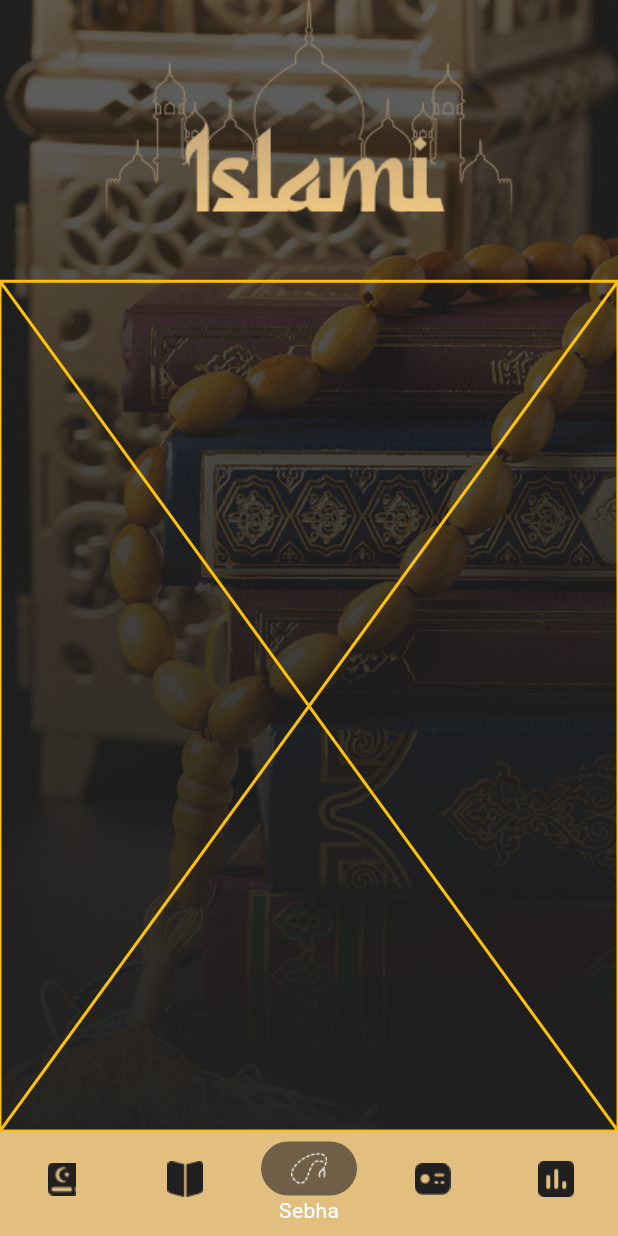
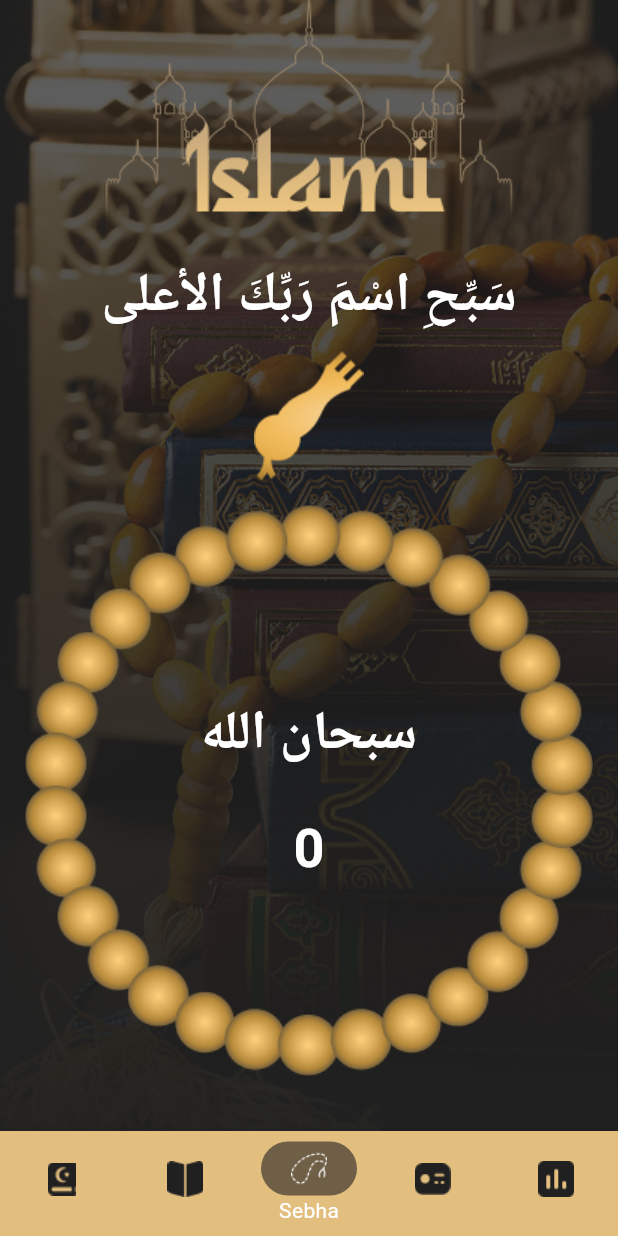
Before and after one commit to ShhabAlden/git_islami_app, a Flutter app: the HomeScreen screen opened by its route, item 3 of the bottom bar chosen, on a phone screen of 412 x 824 dp. Run offline on Flutter 3.47's test engine with Material 3 defaults, Android fonts, the phone set to English and light mode, and no system bars; our stand-ins replace carousel_slider, dots_indicator, google_fonts, introduction_screen, shared_preferences; accounts and stored records are empty.

Commit message:
+ finish sebha tab

```diff
--- /dev/null
+++ b/devtools_options.yaml
@@ -0,0 +1,3 @@
+description: This file stores settings for Dart & Flutter DevTools.
+documentation: https://docs.flutter.dev/tools/devtools/extensions#configure-extension-enablement-states
+extensions:
--- a/lib/UI/home/home_screen.dart
+++ b/lib/UI/home/home_screen.dart
@@ -2,9 +2,11 @@ import 'package:flutter/material.dart';
 import 'package:islami_app/UI/home/tabs/hadeth/hadeth_tab.dart';
 import 'package:islami_app/UI/home/tabs/quran/quran_tab.dart';
 import 'package:islami_app/UI/home/tabs/radio/radio_tab.dart';
+import 'package:islami_app/UI/home/tabs/sebha/sebha_provider.dart';
 import 'package:islami_app/UI/home/tabs/sebha/sebha_tab.dart';
 import 'package:islami_app/UI/home/tabs/time/time_tab.dart';
 import 'package:islami_app/UI/utils/app_assets.dart';
+import 'package:provider/provider.dart';
 
 import '../utils/app_colors.dart';
 
@@ -27,7 +29,8 @@ class _HomeScreenState extends State<HomeScreen> {
   List<Widget> tabsList = [
     QuranTab(),
     HadethTab(),
-    SebhaTab(),
+    ChangeNotifierProvider(create: (context) => SebhaProvider(),
+      child: SebhaTab(),),
     RadioTab(),
     TimeTab(),
   ];
@@ -53,14 +56,12 @@ class _HomeScreenState extends State<HomeScreen> {
             backgroundColor: AppColors.transparent,
             body: Column(
               // crossAxisAlignment: CrossAxisAlignment.stretch,
-              spacing: height * 0.02,
+              //spacing: height * 0.02,
               children: [
                 Image.asset(AppAssets.logo,),
                 Expanded(child:
                 tabsList[selectedIndex]
                 )
-
-
               ],
             ),
             bottomNavigationBar: BottomNavigationBar(
@@ -76,9 +77,7 @@ class _HomeScreenState extends State<HomeScreen> {
                 currentIndex: selectedIndex,
                 onTap: (index) {
                   selectedIndex = index;
-                  setState(() {
-
-                  });
+                  setState(() {});
                 },
 
                 items:
--- /dev/null
+++ b/lib/UI/home/tabs/sebha/sebha_provider.dart
@@ -0,0 +1,23 @@
+import 'package:flutter/material.dart';
+
+class SebhaProvider extends ChangeNotifier {
+  int counter = 0;
+  int tasbehIndex = 0;
+  List<String> tasbehList = ['سبحان الله', 'الحمد لله', 'الله اكبر'];
+
+  String get tasbehName => tasbehList[tasbehIndex];
+  int angle = 0;
+
+  void incrementCounter() {
+    counter++;
+    angle += 16;
+    if (counter == 33) {
+      counter = 0;
+      tasbehIndex++;
+      if (tasbehIndex == tasbehList.length) {
+        tasbehIndex = 0;
+      }
+    }
+    notifyListeners();
+  }
+}
--- a/lib/UI/home/tabs/sebha/sebha_tab.dart
+++ b/lib/UI/home/tabs/sebha/sebha_tab.dart
@@ -1,10 +1,67 @@
 import 'package:flutter/material.dart';
+import 'package:islami_app/UI/home/tabs/sebha/sebha_provider.dart';
+import 'package:islami_app/UI/utils/app_colors.dart';
+import 'package:provider/provider.dart';
+
+import '../../../utils/app_assets.dart';
+import '../quran/quran_tab.dart';
 
 class SebhaTab extends StatelessWidget {
   const SebhaTab({super.key});
 
   @override
   Widget build(BuildContext context) {
-    return const Placeholder(color: Colors.amber);
+    return Column(
+      crossAxisAlignment: CrossAxisAlignment.stretch,
+      children: [
+        Text(
+          "سَبِّحِ اسْمَ رَبِّكَ الأعلى",
+          style: QuranTab.bulidTextStyle(size: 36),
+          textAlign: TextAlign.center,
+        ),
+        const SizedBox(height: 10),
+        Expanded(
+          child: Column(
+            mainAxisAlignment: MainAxisAlignment.center,
+
+            children: [
+              Image.asset(AppAssets.headOfSeb7a),
+              Expanded(
+                  child: Transform.translate(offset: Offset(0, -10),
+                    child: Consumer<SebhaProvider>(
+                      builder: (BuildContext context, provider, Widget? child) {
+                        return
+                          GestureDetector(
+                            onTap: provider.incrementCounter,
+                            child: Stack(
+                              alignment: AlignmentGeometry.center,
+                              children: [
+                                Transform.rotate(
+                                    angle: provider.angle.toDouble(),
+                                    child: Image.asset(AppAssets.SebhaBody)),
+                                Column(
+                                  mainAxisSize: MainAxisSize.min,
+                                  spacing: 24,
+                                  children: [
+                                    Text(provider.tasbehName,
+                                        style: QuranTab.bulidTextStyle(
+                                            size: 36, color: AppColors.white)),
+                                    Text(provider.counter.toString(),
+                                        style: QuranTab.bulidTextStyle(
+                                            size: 36, color: AppColors.white)),
+                                  ],
+                                )
+                              ],
+                            ),
+                          );
+                      },
+                    ),
+                  )
+              ),
+            ],
+          ),
+        ),
+      ],
+    );
   }
 }
--- a/lib/UI/utils/app_assets.dart
+++ b/lib/UI/utils/app_assets.dart
@@ -1,4 +1,10 @@
 class AppAssets {
+  static String on1 = "assets/images/image1.png";
+  static String on2 = "assets/images/image2.png";
+  static String on3 = "assets/images/image3.png";
+  static String on4 = "assets/images/image4.png";
+  static String on5 = "assets/images/image5.png";
+
   static String background = "assets/images/Background.png";
   static String iconQuran = "assets/images/Quran.png";
   static String iconHadeth = "assets/images/ic_hadeth.png";
@@ -12,6 +18,9 @@ class AppAssets {
   static String SebhaBG = "assets/images/sebhaBG.png";
   static String TimeBG = "assets/images/timeBG.png";
   static String RadioBG = "assets/images/radioBG.png";
+
+  static String headOfSeb7a = "assets/images/headOfSeb7a.png";
+  static String SebhaBody = "assets/images/SebhaBody.png";
 
   static String logo = "assets/images/Logo.png";
   static String iconSerch = "assets/images/serchIcon.png";
--- a/lib/UI/utils/app_routes.dart
+++ b/lib/UI/utils/app_routes.dart
@@ -1,6 +1,8 @@
 class AppRoutes {
   static const String homeRouteName ="home_screen";
-  static const String onboardingRouteName = "onboarding_page";
+
+  //static const String onboardingRouteName = "onboarding_page";
   static const String suraDetailsRouteName = "sura_details_sreen";
   static const String suraDetails1RouteName = "sura_details_sreen1";
+  static const String onboardingRouteName = "OnboardingScreen";
 }
--- a/pubspec.yaml
+++ b/pubspec.yaml
@@ -40,6 +40,7 @@ dependencies:
   carousel_slider: ^5.1.2
   shared_preferences: ^2.5.5
   provider: ^6.1.5+1
+  dots_indicator: ^4.0.1
 
 dev_dependencies:
   flutter_test:
```
Also changed, not shown: lib/UI/onboarding/model/onboarding_model.dart (added, +38 -0 lines), lib/UI/onboarding/onboarding_provider/onboarding_provider.dart (added, +30 -0 lines), lib/UI/onboarding/screen/onboarding_screen.dart (added, +48 -0 lines), lib/UI/onboarding/widgets/indecetor_widget.dart (added, +75 -0 lines), lib/UI/onboarding/widgets/onboarding_item.dart (added, +38 -0 lines), lib/UI/utils/sherd_prefe_utils.dart (+11 -0 lines), lib/main.dart (+18 -5 lines), assets/images/2.0x/SebhaBody@2x.png (added), assets/images/2.0x/headOfSeb7a@2x.png (added), assets/images/3.0x/SebhaBody@3x.png (added), assets/images/3.0x/headOfSeb7a@3x.png (added), assets/images/SebhaBody.png (added), assets/images/headOfSeb7a.png (added), pubspec.lock.
